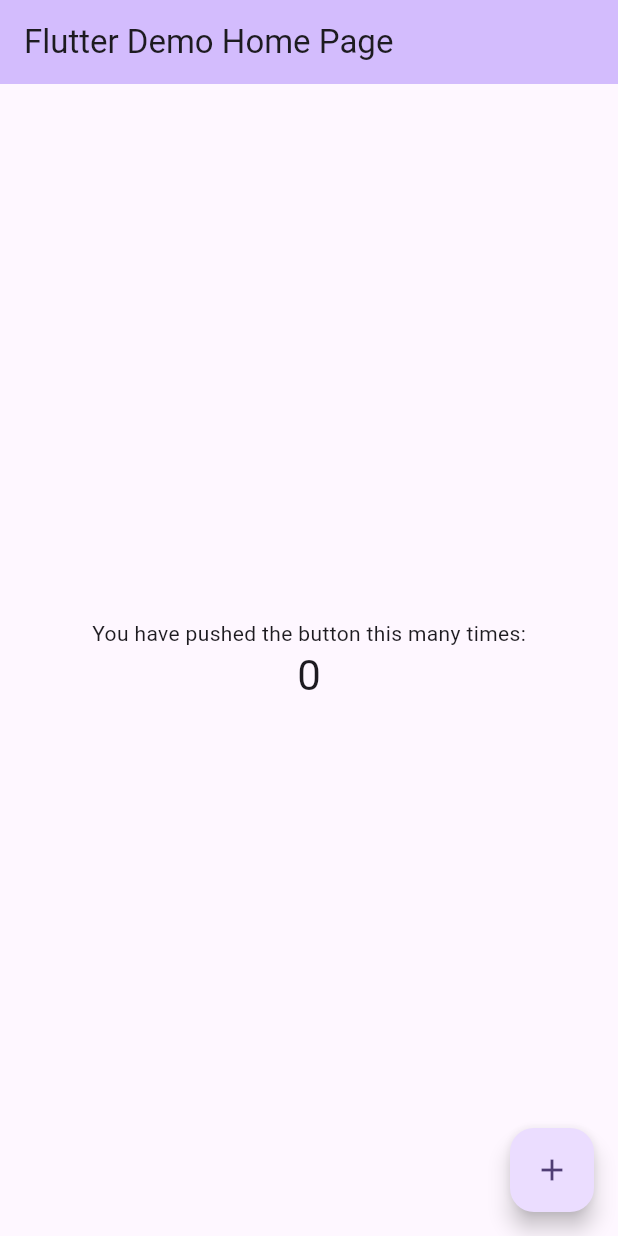
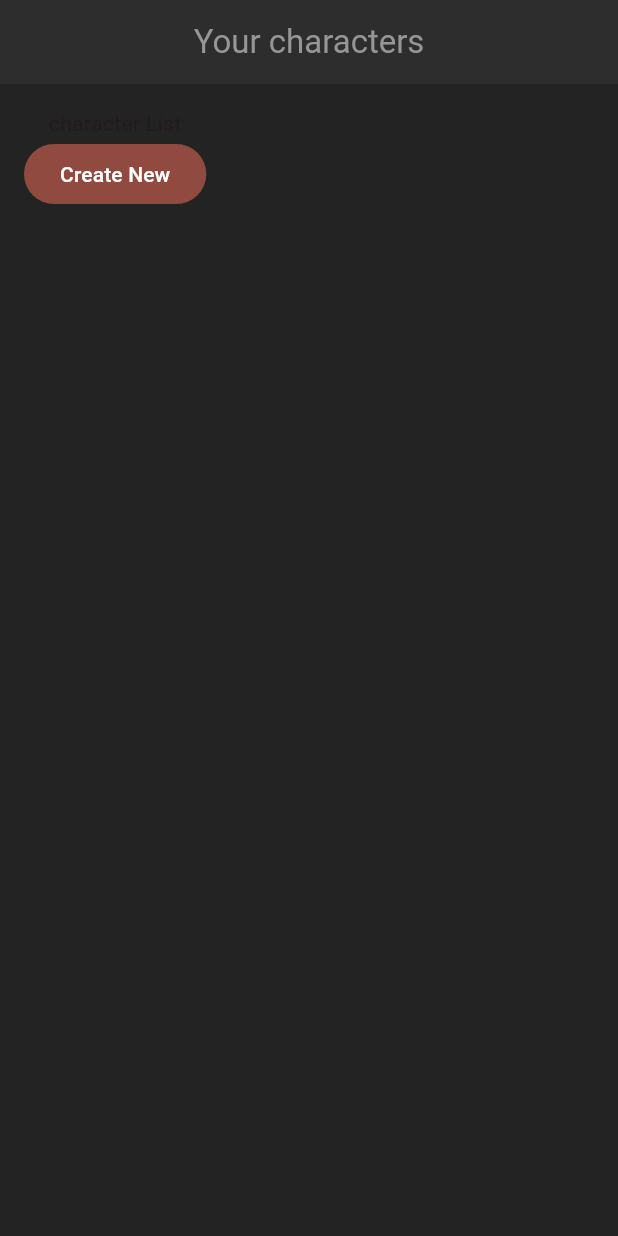
Before and after one commit to ScrimaliAnthony/flutter_rpg, a Flutter app: the screen it shows after launch, on a phone screen of 412 x 824 dp. Run offline on Flutter 3.47's test engine with Material 3 defaults, Android fonts, the phone set to English and light mode, and no system bars.

Commit message:
Ajout d'un Theme personnalisé

```diff
--- a/lib/main.dart
+++ b/lib/main.dart
@@ -1,125 +1,25 @@
 import 'package:flutter/material.dart';
+import 'package:flutter_rpg/screens/home/home.dart';
+import 'package:flutter_rpg/theme.dart';
 
 void main() {
-  runApp(const MyApp());
+  runApp(MaterialApp(
+    theme: primaryTheme,
+    home: const Home(),
+  ));
 }
 
-class MyApp extends StatelessWidget {
-  const MyApp({super.key});
+class Sandbox extends StatelessWidget {
+  const Sandbox({super.key});
 
-  // This widget is the root of your application.
   @override
   Widget build(BuildContext context) {
-    return MaterialApp(
-      title: 'Flutter Demo',
-      theme: ThemeData(
-        // This is the theme of your application.
-        //
-        // TRY THIS: Try running your application with "flutter run". You'll see
-        // the application has a purple toolbar. Then, without quitting the app,
-        // try changing the seedColor in the colorScheme below to Colors.green
-        // and then invoke "hot reload" (save your changes or press the "hot
-        // reload" button in a Flutter-supported IDE, or press "r" if you used
-        // the command line to start the app).
-        //
-        // Notice that the counter didn't reset back to zero; the application
-        // state is not lost during the reload. To reset the state, use hot
-        // restart instead.
-        //
-        // This works for code too, not just values: Most code changes can be
-        // tested with just a hot reload.
-        colorScheme: ColorScheme.fromSeed(seedColor: Colors.deepPurple),
-        useMaterial3: true,
+    return Scaffold(
+      appBar: AppBar(
+        title: const Text('Sandbox'),
+        backgroundColor: Colors.grey,
       ),
-      home: const MyHomePage(title: 'Flutter Demo Home Page'),
+      body: const Text('sandbox'),
     );
   }
 }
-
-class MyHomePage extends StatefulWidget {
-  const MyHomePage({super.key, required this.title});
-
-  // This widget is the home page of your application. It is stateful, meaning
-  // that it has a State object (defined below) that contains fields that affect
-  // how it looks.
-
-  // This class is the configuration for the state. It holds the values (in this
-  // case the title) provided by the parent (in this case the App widget) and
-  // used by the build method of the State. Fields in a Widget subclass are
-  // always marked "final".
-
-  final String title;
-
-  @override
-  State<MyHomePage> createState() => _MyHomePageState();
-}
-
-class _MyHomePageState extends State<MyHomePage> {
-  int _counter = 0;
-
-  void _incrementCounter() {
-    setState(() {
-      // This call to setState tells the Flutter framework that something has
-      // changed in this State, which causes it to rerun the build method below
-      // so that the display can reflect the updated values. If we changed
-      // _counter without calling setState(), then the build method would not be
-      // called again, and so nothing would appear to happen.
-      _counter++;
-    });
-  }
-
-  @override
-  Widget build(BuildContext context) {
-    // This method is rerun every time setState is called, for instance as done
-    // by the _incrementCounter method above.
-    //
-    // The Flutter framework has been optimized to make rerunning build methods
-    // fast, so that you can just rebuild anything that needs updating rather
-    // than having to individually change instances of widgets.
-    return Scaffold(
-      appBar: AppBar(
-        // TRY THIS: Try changing the color here to a specific color (to
-        // Colors.amber, perhaps?) and trigger a hot reload to see the AppBar
-        // change color while the other colors stay the same.
-        backgroundColor: Theme.of(context).colorScheme.inversePrimary,
-        // Here we take the value from the MyHomePage object that was created by
-        // the App.build method, and use it to set our appbar title.
-        title: Text(widget.title),
-      ),
-      body: Center(
-        // Center is a layout widget. It takes a single child and positions it
-        // in the middle of the parent.
-        child: Column(
-          // Column is also a layout widget. It takes a list of children and
-          // arranges them vertically. By default, it sizes itself to fit its
-          // children horizontally, and tries to be as tall as its parent.
-          //
-          // Column has various properties to control how it sizes itself and
-          // how it positions its children. Here we use mainAxisAlignment to
-          // center the children vertically; the main axis here is the vertical
-          // axis because Columns are vertical (the cross axis would be
-          // horizontal).
-          //
-          // TRY THIS: Invoke "debug painting" (choose the "Toggle Debug Paint"
-          // action in the IDE, or press "p" in the console), to see the
-          // wireframe for each widget.
-          mainAxisAlignment: MainAxisAlignment.center,
-          children: <Widget>[
-            const Text(
-              'You have pushed the button this many times:',
-            ),
-            Text(
-              '$_counter',
-              style: Theme.of(context).textTheme.headlineMedium,
-            ),
-          ],
-        ),
-      ),
-      floatingActionButton: FloatingActionButton(
-        onPressed: _incrementCounter,
-        tooltip: 'Increment',
-        child: const Icon(Icons.add),
-      ), // This trailing comma makes auto-formatting nicer for build methods.
-    );
-  }
-}
--- /dev/null
+++ b/lib/screens/home/home.dart
@@ -0,0 +1,25 @@
+import 'package:flutter/material.dart';
+
+class Home extends StatefulWidget {
+  const Home({super.key});
+
+  @override
+  State<Home> createState() => _HomeState();
+}
+
+class _HomeState extends State<Home> {
+  @override
+  Widget build(BuildContext context) {
+    return Scaffold(
+        appBar: AppBar(
+          title: const Text('Your characters'),
+          centerTitle: true,
+        ),
+        body: Container(
+            padding: const EdgeInsets.all(16),
+            child: Column(children: [
+              const Text('character List'),
+              FilledButton(onPressed: () {}, child: const Text('Create New'))
+            ])));
+  }
+}
```
Also changed, not shown: lib/theme.dart (added, +25 -0 lines).
